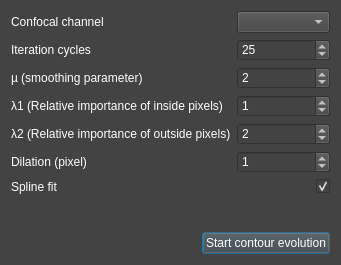
First picture: the form in gui/dialog_tool_active_contour.ui, repository KatonaLab/vividstorm, before the edit.
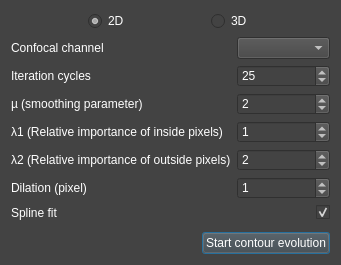
Second picture: the form after the edit.

The edit to the form file:
```diff
--- a/gui/dialog_tool_active_contour.ui
+++ b/gui/dialog_tool_active_contour.ui
@@ -20,6 +20,79 @@
 }</string>
   </property>
   <layout class="QVBoxLayout" name="verticalLayout">
+   <item>
+    <layout class="QHBoxLayout" name="horizontalLayout_2">
+     <item>
+      <spacer name="horizontalSpacer_3">
+       <property name="orientation">
+        <enum>Qt::Horizontal</enum>
+       </property>
+       <property name="sizeHint" stdset="0">
+        <size>
+         <width>58</width>
+         <height>20</height>
+        </size>
+       </property>
+      </spacer>
+     </item>
+     <item>
+      <widget class="QRadioButton" name="radioButton_2D">
+       <property name="text">
+        <string>2D</string>
+       </property>
+       <property name="checked">
+        <bool>true</bool>
+       </property>
+      </widget>
+     </item>
+     <item>
+      <spacer name="horizontalSpacer">
+       <property name="orientation">
+        <enum>Qt::Horizontal</enum>
+       </property>
+       <property name="sizeHint" stdset="0">
+        <size>
+         <width>68</width>
+         <height>20</height>
+        </size>
+       </property>
+      </spacer>
+     </item>
+     <item>
+      <widget class="QRadioButton" name="radioButton_3D">
+       <property name="text">
+        <string>3D</string>
+       </property>
+      </widget>
+     </item>
+     <item>
+      <spacer name="horizontalSpacer_4">
+       <property name="orientation">
+        <enum>Qt::Horizontal</enum>
+       </property>
+       <property name="sizeHint" stdset="0">
+        <size>
+         <width>78</width>
+         <height>20</height>
+        </size>
+       </property>
+      </spacer>
+     </item>
+    </layout>
+   </item>
+   <item>
+    <spacer name="verticalSpacer">
+     <property name="orientation">
+      <enum>Qt::Vertical</enum>
+     </property>
+     <property name="sizeHint" stdset="0">
+      <size>
+       <width>20</width>
+       <height>13</height>
+      </size>
+     </property>
+    </spacer>
+   </item>
    <item>
     <widget class="QWidget" name="formWidget" native="true">
      <property name="font">
```
